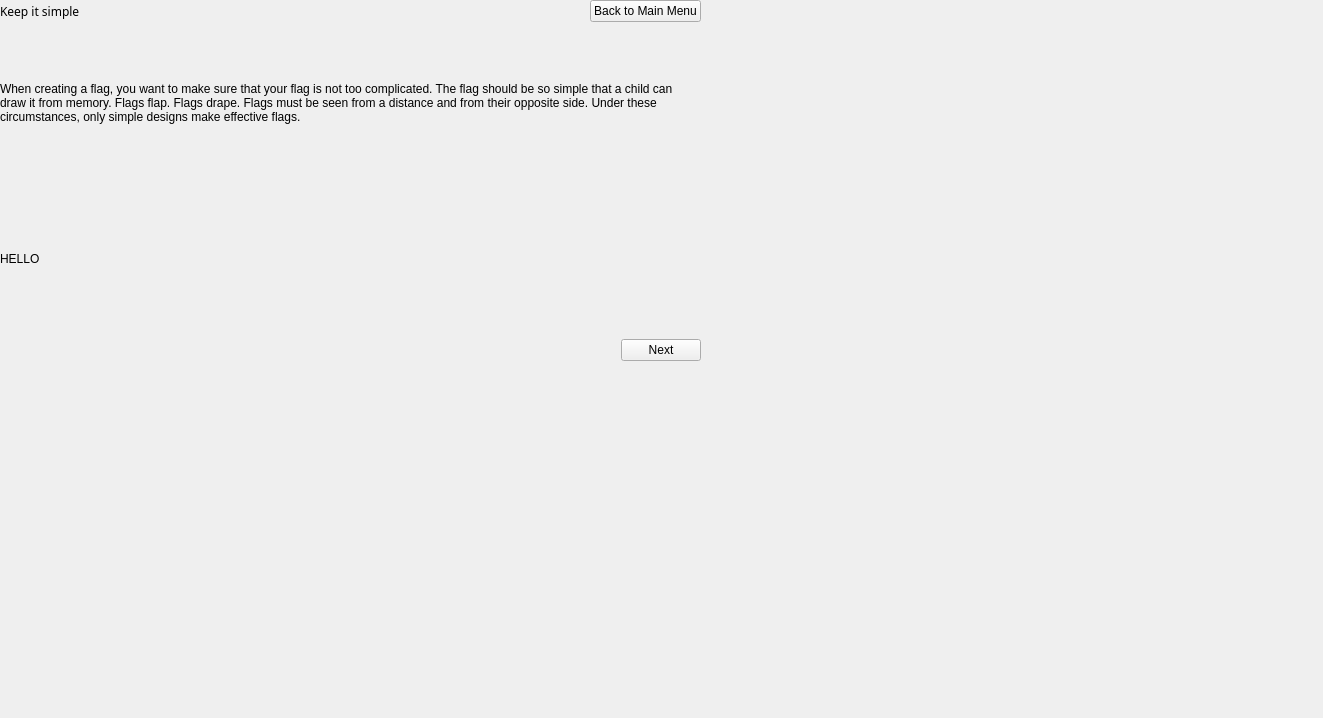
The window that keepsimplelesson.ui (zxjorge/EDApp) describes before a commit, drawn with Qt 5.
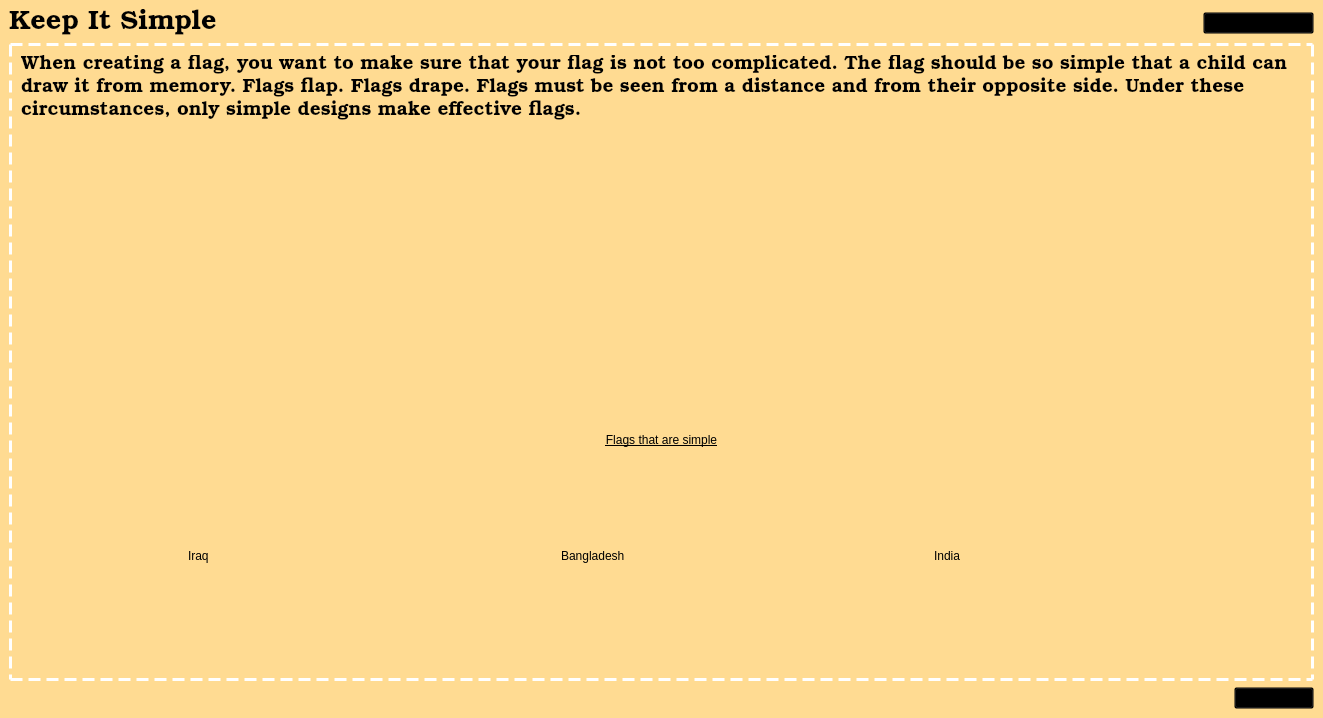
The same window after the commit. Icons and pictures are not drawn.

Commit message: first page keep it simple

Diff of the .ui file:
```diff
--- a/keepsimplelesson.ui
+++ b/keepsimplelesson.ui
@@ -14,32 +14,37 @@
    <string>StackedWidget</string>
   </property>
   <widget class="QWidget" name="page">
-   <widget class="QWidget" name="layoutWidget">
-    <property name="geometry">
-     <rect>
-      <x>0</x>
-      <y>0</y>
-      <width>701</width>
-      <height>361</height>
-     </rect>
+   <property name="styleSheet">
+    <string notr="true">background-color: rgb(255, 219, 146);</string>
     </property>
     <layout class="QVBoxLayout" name="verticalLayout_2">
      <item>
-      <layout class="QHBoxLayout" name="horizontalLayout_2">
+     <layout class="QVBoxLayout" name="verticalLayout_6">
        <item>
-        <widget class="QLabel" name="label_3">
+       <layout class="QVBoxLayout" name="verticalLayout_11">
+        <item>
+         <layout class="QHBoxLayout" name="horizontalLayout_8">
+          <item>
+           <widget class="QLabel" name="label_15">
          <property name="font">
           <font>
-           <family>Stencil</family>
-          </font>
-         </property>
+              <family>Bookman Old Style</family>
+              <pointsize>20</pointsize>
+              <italic>false</italic>
+              <bold>false</bold>
+             </font>
+            </property>
+            <property name="styleSheet">
+             <string notr="true">font: 500 20pt &quot;Bookman Old Style&quot;;
+color: rgb(0, 0, 0);</string>
+            </property>
          <property name="text">
-          <string>Keep it simple</string>
+             <string>Keep It Simple</string>
          </property>
         </widget>
        </item>
        <item>
-        <spacer name="horizontalSpacer_2">
+           <spacer name="horizontalSpacer_7">
          <property name="orientation">
           <enum>Qt::Horizontal</enum>
          </property>
@@ -53,6 +58,13 @@
        </item>
        <item>
         <widget class="QPushButton" name="mainMenu">
+            <property name="styleSheet">
+             <string notr="true">
+text-decoration: underline; 
+font: 9pt &quot;Arial Narrow&quot;;
+background-color: transparent;
+ </string>
+            </property>
          <property name="text">
           <string>Back to Main Menu</string>
          </property>
@@ -61,9 +73,46 @@
       </layout>
      </item>
      <item>
-      <widget class="QLabel" name="label_6">
+         <widget class="QFrame" name="verticalFrame_10">
+          <property name="styleSheet">
+           <string notr="true">QFrame#verticalFrame_10 {
+	border: 3px dashed white;
+}
+</string>
+          </property>
+          <layout class="QVBoxLayout" name="verticalLayout_22">
+           <item>
+            <widget class="QLabel" name="label_16">
+             <property name="sizePolicy">
+              <sizepolicy hsizetype="Preferred" vsizetype="Fixed">
+               <horstretch>0</horstretch>
+               <verstretch>0</verstretch>
+              </sizepolicy>
+             </property>
+             <property name="maximumSize">
+              <size>
+               <width>16777215</width>
+               <height>16777</height>
+              </size>
+             </property>
+             <property name="font">
+              <font>
+               <family>Bookman Old Style</family>
+               <pointsize>14</pointsize>
+               <italic>false</italic>
+               <bold>false</bold>
+              </font>
+             </property>
+             <property name="styleSheet">
+              <string notr="true">font: 300 14pt &quot;Bookman Old Style&quot;;
+color: rgb(0, 0, 0);</string>
+             </property>
        <property name="text">
-        <string>When creating a flag, you want to make sure that your flag is not too complicated. The flag should be so simple that a child can draw it from memory. Flags flap. Flags drape. Flags must be seen from a distance and from their opposite side. Under these circumstances, only simple designs make effective flags. </string>
+              <string>When creating a flag, you want to make sure that your flag is not too complicated. The flag should be so simple that a child can draw it from memory. Flags flap. Flags drape. Flags must be seen from a distance and from their opposite side. Under these circumstances, only simple designs make effective flags.
+</string>
+             </property>
+             <property name="alignment">
+              <set>Qt::AlignLeading|Qt::AlignLeft|Qt::AlignTop</set>
        </property>
        <property name="wordWrap">
         <bool>true</bool>
@@ -71,16 +120,151 @@
       </widget>
      </item>
      <item>
-      <widget class="QLabel" name="label_2">
+            <layout class="QVBoxLayout" name="verticalLayout_12">
+             <item>
+              <widget class="QLabel" name="label_17">
+               <property name="styleSheet">
+                <string notr="true">font: 300 13pt &quot;Bookman Old Style&quot;;
+text-decoration: underline;</string>
+               </property>
        <property name="text">
-        <string>HELLO</string>
-       </property>
+                <string>Flags that are simple</string>
+               </property>
+               <property name="alignment">
+                <set>Qt::AlignCenter</set>
+               </property>
       </widget>
      </item>
      <item>
-      <layout class="QHBoxLayout" name="horizontalLayout_5">
+              <layout class="QHBoxLayout" name="horizontalLayout_9">
        <item>
-        <spacer name="horizontalSpacer_5">
+                <layout class="QVBoxLayout" name="verticalLayout_13">
+                 <item>
+                  <widget class="QLabel" name="label_18">
+                   <property name="styleSheet">
+                    <string notr="true">font: 300 10pt &quot;Bookman Old Style&quot;;</string>
+                   </property>
+                   <property name="text">
+                    <string>Iraq</string>
+                   </property>
+                  </widget>
+                 </item>
+                 <item>
+                  <widget class="QLabel" name="label_19">
+                   <property name="sizePolicy">
+                    <sizepolicy hsizetype="Fixed" vsizetype="Fixed">
+                     <horstretch>0</horstretch>
+                     <verstretch>0</verstretch>
+                    </sizepolicy>
+                   </property>
+                   <property name="maximumSize">
+                    <size>
+                     <width>200</width>
+                     <height>100</height>
+                    </size>
+                   </property>
+                   <property name="text">
+                    <string/>
+                   </property>
+                   <property name="pixmap">
+                    <pixmap resource="Resources.qrc">:/Flags/ir.png</pixmap>
+                   </property>
+                   <property name="scaledContents">
+                    <bool>true</bool>
+                   </property>
+                  </widget>
+                 </item>
+                </layout>
+               </item>
+               <item>
+                <layout class="QVBoxLayout" name="verticalLayout_14">
+                 <item>
+                  <widget class="QLabel" name="label_20">
+                   <property name="styleSheet">
+                    <string notr="true">font: 300 10pt &quot;Bookman Old Style&quot;;</string>
+                   </property>
+                   <property name="text">
+                    <string>Bangladesh</string>
+                   </property>
+                  </widget>
+                 </item>
+                 <item>
+                  <widget class="QLabel" name="label_21">
+                   <property name="sizePolicy">
+                    <sizepolicy hsizetype="Fixed" vsizetype="Fixed">
+                     <horstretch>0</horstretch>
+                     <verstretch>0</verstretch>
+                    </sizepolicy>
+                   </property>
+                   <property name="maximumSize">
+                    <size>
+                     <width>200</width>
+                     <height>100</height>
+                    </size>
+                   </property>
+                   <property name="text">
+                    <string/>
+                   </property>
+                   <property name="pixmap">
+                    <pixmap resource="Resources.qrc">:/Flags/bd.png</pixmap>
+                   </property>
+                   <property name="scaledContents">
+                    <bool>true</bool>
+                   </property>
+                  </widget>
+                 </item>
+                </layout>
+               </item>
+               <item>
+                <layout class="QVBoxLayout" name="verticalLayout_15">
+                 <item>
+                  <widget class="QLabel" name="label_22">
+                   <property name="styleSheet">
+                    <string notr="true">font: 300 10pt &quot;Bookman Old Style&quot;;</string>
+                   </property>
+                   <property name="text">
+                    <string>India</string>
+                   </property>
+                  </widget>
+                 </item>
+                 <item>
+                  <widget class="QLabel" name="label_23">
+                   <property name="sizePolicy">
+                    <sizepolicy hsizetype="Fixed" vsizetype="Fixed">
+                     <horstretch>0</horstretch>
+                     <verstretch>0</verstretch>
+                    </sizepolicy>
+                   </property>
+                   <property name="maximumSize">
+                    <size>
+                     <width>200</width>
+                     <height>100</height>
+                    </size>
+                   </property>
+                   <property name="text">
+                    <string/>
+                   </property>
+                   <property name="pixmap">
+                    <pixmap resource="Resources.qrc">:/Flags/in.png</pixmap>
+                   </property>
+                   <property name="scaledContents">
+                    <bool>true</bool>
+                   </property>
+                  </widget>
+                 </item>
+                </layout>
+               </item>
+              </layout>
+             </item>
+            </layout>
+           </item>
+          </layout>
+         </widget>
+        </item>
+        <item>
+         <layout class="QHBoxLayout" name="horizontalLayout_10">
+          <item>
+           <spacer name="horizontalSpacer_8">
          <property name="orientation">
           <enum>Qt::Horizontal</enum>
          </property>
@@ -94,6 +278,11 @@
        </item>
        <item>
         <widget class="QPushButton" name="nextButton">
+            <property name="styleSheet">
+             <string notr="true">text-decoration: underline; 
+font: 9pt &quot;Arial Narrow&quot;;
+background-color: transparent;</string>
+            </property>
          <property name="text">
           <string>Next</string>
          </property>
@@ -102,7 +291,10 @@
       </layout>
      </item>
     </layout>
-   </widget>
+      </item>
+     </layout>
+    </item>
+   </layout>
   </widget>
   <widget class="QWidget" name="page_2">
    <layout class="QVBoxLayout" name="verticalLayout_4">
```
Left out of the diff: 4 changed lines with no effect on the pictures. Lines whose indentation alone changed are shown as unchanged. The commit also changes 1 other file.
